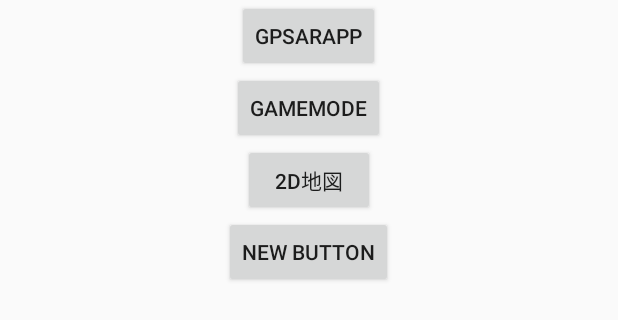
After one commit to katsuobushiFPGA/ARApp, an Android app: the layout activity_title.xml on its own in the app's theme, with its tools: preview values and no code run, on a phone screen of 412 x 824 dp. The commit adds this screen. Shown: the top 320 px of the screen. Run offline under Robolectric (Android 15) with nearby library versions, the phone set to English and light mode, and no system bars.

Commit message:
title add

```diff
--- /dev/null
+++ b/gpsarapp/src/main/res/layout/activity_title.xml
@@ -0,0 +1,33 @@
+<?xml version="1.0" encoding="utf-8"?>
+<LinearLayout xmlns:android="http://schemas.android.com/apk/res/android"
+    android:orientation="vertical" android:layout_width="match_parent"
+    android:layout_height="match_parent">
+
+    <Button
+        android:layout_width="wrap_content"
+        android:layout_height="wrap_content"
+        android:text="@string/gpsarapp"
+        android:id="@+id/button_gpsarapp"
+        android:layout_gravity="center_horizontal" />
+
+    <Button
+        android:layout_width="wrap_content"
+        android:layout_height="wrap_content"
+        android:text="@string/game_mode"
+        android:id="@+id/button_gamemode"
+        android:layout_gravity="center_horizontal" />
+
+    <Button
+        android:layout_width="wrap_content"
+        android:layout_height="wrap_content"
+        android:text="@string/two_dimension"
+        android:id="@+id/button_map"
+        android:layout_gravity="center_horizontal" />
+
+    <Button
+        android:layout_width="wrap_content"
+        android:layout_height="wrap_content"
+        android:text="New Button"
+        android:id="@+id/button4"
+        android:layout_gravity="center_horizontal" />
+</LinearLayout>
--- a/gpsarapp/src/main/res/values/strings.xml
+++ b/gpsarapp/src/main/res/values/strings.xml
@@ -4,6 +4,9 @@
     <string name="app_name">GPSARApp</string>
     <string name="hello_world">Hello world!</string>
     <string name="action_settings">Settings</string>
+    <string name="gpsarapp">GPSARApp</string>
+    <string name="game_mode">Gamemode</string>
+    <string name="two_dimension">2D地図</string>
     <string name="dummy">dummy!</string>
     <string name="yasuda_kodo">安田講堂（やすだこうどう）は、東京大学本郷キャンパスにある講堂である。\n
                                    正式には東京大学大講堂（とうきょうだいがくだいこうどう）というが、\n
```
Also changed, not shown: gpsarapp/src/main/AndroidManifest.xml (+16 -2 lines), gpsarapp/src/main/java/com/example/hiroto/gpsarapp/TitleActivity.java (added, +53 -0 lines).
